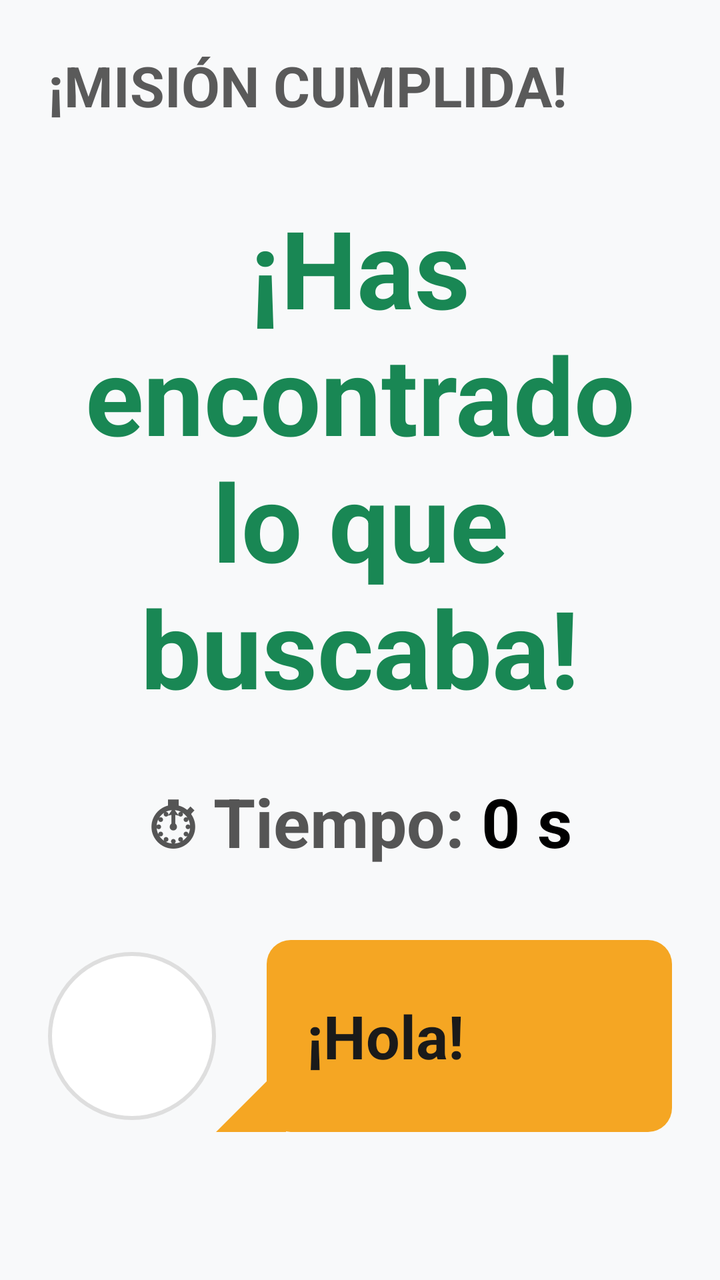
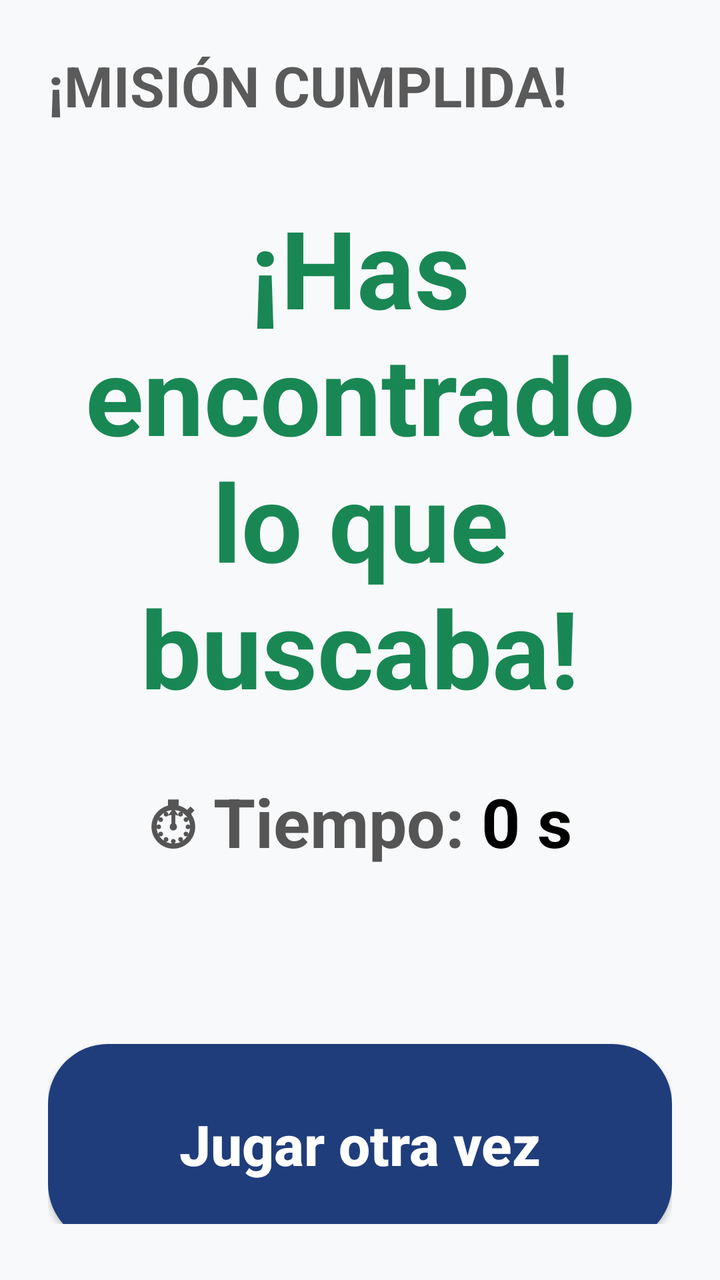

The first picture is an Android layout as it rendered before a commit; the second is the same layout after the commit. The layout source and the unified diff follow.
<!-- AndroidManifest.xml: activity theme AppTheme.NoActionBar -->
<!-- res/layout/activity_fin_busca_encuentra.xml -->
<?xml version="1.0" encoding="utf-8"?>
<LinearLayout xmlns:android="http://schemas.android.com/apk/res/android"
    android:layout_width="match_parent"
    android:layout_height="match_parent"
    android:orientation="vertical"
    android:background="#F8F9FA">


    <LinearLayout
        android:layout_width="match_parent"
        android:layout_height="0dp"
        android:layout_weight="1"
        android:orientation="vertical"
        android:paddingStart="24dp"
        android:paddingEnd="24dp"
        android:paddingTop="24dp"
        android:paddingBottom="28dp">

        <TextView
            android:layout_width="match_parent"
            android:layout_height="wrap_content"
            android:text="¡MISIÓN CUMPLIDA!"
            android:textColor="#5A5A5A"
            android:textSize="28sp"
            android:textStyle="bold"
            android:layout_marginBottom="36dp" />

        <TextView
            android:id="@+id/tvTituloExitoBusca"
            android:layout_width="match_parent"
            android:layout_height="wrap_content"
            android:text="¡Has encontrado lo que buscaba!"
            android:textColor="#198754"
            android:textSize="54sp"
            android:textStyle="bold"
            android:gravity="center"
            android:layout_marginBottom="28dp" />
        <LinearLayout
            android:layout_width="match_parent"
            android:layout_height="wrap_content"
            android:orientation="horizontal"
            android:gravity="center"
            android:layout_marginBottom="28dp">

            <TextView
                android:layout_width="wrap_content"
                android:layout_height="wrap_content"
                android:text="⏱ Tiempo: "
                android:textSize="34sp"
                android:textStyle="bold"
                android:textColor="#555555" />

            <TextView
                android:id="@+id/tvTiempoBusca"
                android:layout_width="wrap_content"
                android:layout_height="wrap_content"
                android:text="0 s"
                android:textSize="34sp"
                android:textStyle="bold"
                android:textColor="#000000" />
        </LinearLayout>
        <include
            android:id="@+id/bocadillo_robot_busca_fin"
            layout="@layout/include_robot_bocadillo" />

        <Space
            android:layout_width="match_parent"
            android:layout_height="60dp" />

        <Button
            android:id="@+id/btnJugarOtraVez"
            android:layout_width="match_parent"
            android:layout_height="100dp"
            android:layout_marginBottom="40dp"
            android:text="Jugar otra vez"
            android:background="@drawable/bg_btn_anadir"
            android:textColor="@android:color/white"
            android:textSize="28sp"
            android:textStyle="bold"
            android:textAllCaps="false" />

        <Button
            android:id="@+id/btnVolverMenu"
            android:layout_width="match_parent"
            android:layout_height="100dp"
            android:text="Volver al menú"
            android:background="@drawable/bg_tipo_normal"
            android:textColor="#111111"
            android:textSize="28sp"
            android:textStyle="bold"
            android:textAllCaps="false" />

        <Space
            android:layout_width="match_parent"
            android:layout_height="0dp"
            android:layout_weight="0.5" />

    </LinearLayout>

</LinearLayout>
<!-- res/layout/include_robot_bocadillo.xml (included above) -->
<?xml version="1.0" encoding="utf-8"?>
<LinearLayout xmlns:android="http://schemas.android.com/apk/res/android"
    android:layout_width="match_parent"
    android:layout_height="wrap_content"
    android:orientation="horizontal"
    android:gravity="center_vertical"
    android:paddingTop="8dp"
    android:paddingBottom="8dp">

    <ImageView
        android:id="@+id/ivBocadilloAvatar"
        android:layout_width="84dp"
        android:layout_height="84dp"
        android:src="@mipmap/ic_launcher_round"
        android:background="@drawable/bg_avatar_circle"
        android:padding="6dp" />

    <ImageView
        android:layout_width="35dp"
        android:layout_height="35dp"
        android:layout_gravity="bottom"
        android:layout_marginBottom="0dp"
        android:layout_marginEnd="-10dp"
        android:src="@drawable/ic_triangle" />

    <LinearLayout
        android:layout_width="0dp"
        android:layout_height="wrap_content"
        android:layout_weight="1"
        android:layout_marginStart="0dp"
        android:background="@drawable/bg_bocadillo"
        android:minHeight="96dp"
        android:gravity="center_vertical"
        android:paddingStart="20dp"
        android:paddingEnd="20dp"
        android:paddingTop="18dp"
        android:paddingBottom="18dp">

        <TextView
            android:id="@+id/tvBocadilloTexto"
            android:layout_width="match_parent"
            android:layout_height="wrap_content"
            android:text="¡Hola!"
            android:textColor="#1A1A1A"
            android:textSize="30sp"
            android:textStyle="bold" />
    </LinearLayout>
</LinearLayout>
<!-- resources referenced by this layout -->
<resources>
  <!-- drawable bg_avatar_circle (drawable) -->
  <?xml version="1.0" encoding="utf-8"?>
  <shape xmlns:android="http://schemas.android.com/apk/res/android"
      android:shape="oval">
      <solid android:color="#FFFFFF"/>
      <stroke
          android:width="2dp"
          android:color="@color/avatar_borde"/>
  </shape>
  <!-- drawable bg_bocadillo (drawable) -->
  <?xml version="1.0" encoding="utf-8"?>
  <shape xmlns:android="http://schemas.android.com/apk/res/android"
      android:shape="rectangle">
      <solid android:color="#F5A623"/>
      <corners android:radius="12dp"/>
  </shape>
  <!-- drawable bg_btn_anadir (drawable) -->
  <?xml version="1.0" encoding="utf-8"?>
  <shape xmlns:android="http://schemas.android.com/apk/res/android"
      android:shape="rectangle">
      <solid android:color="#1F3D7A"/>
      <corners android:radius="30dp"/>
  </shape>
  <!-- drawable bg_tipo_normal (drawable) -->
  <?xml version="1.0" encoding="utf-8"?>
  <layer-list xmlns:android="http://schemas.android.com/apk/res/android">
      
      <item android:top="2dp" android:left="2dp">
          <shape android:shape="rectangle">
              <solid android:color="#33000000" />
              <corners android:radius="70dp" />
          </shape>
      </item>
      
      <item android:bottom="2dp" android:right="2dp">
          <shape android:shape="rectangle">
              <solid android:color="#FFFFFF" />
              <corners android:radius="70dp" />
              <stroke
                  android:color="#1C1C1E"
                  android:width="2.5dp" />
          </shape>
      </item>
  </layer-list>
  <!-- drawable ic_triangle (drawable) -->
  <?xml version="1.0" encoding="utf-8"?>
  <vector xmlns:android="http://schemas.android.com/apk/res/android"
      android:width="14dp"
      android:height="14dp"
      android:viewportWidth="14"
      android:viewportHeight="14">
  
      <path
          android:fillColor="#F5A623"
          android:pathData="M 14,0 L 14,14 L 0,14 Z" />
  </vector>
  <!-- mipmap ic_launcher_round (mipmap-anydpi-v26) -->
  <?xml version="1.0" encoding="utf-8"?>
  <adaptive-icon xmlns:android="http://schemas.android.com/apk/res/android">
      <background android:drawable="@drawable/ic_launcher_background"/>
      <foreground android:drawable="@mipmap/ic_launcher_foreground"/>
  </adaptive-icon>
  <style name="AppTheme.NoActionBar">
          <item name="windowActionBar">false</item>
          <item name="windowNoTitle">true</item>
          <item name="android:statusBarColor">@color/fondo_app</item>
          <item name="android:windowLightStatusBar">true</item>
      </style>
  <color name="avatar_borde">#DEDEDE</color>
  <!-- drawable ic_launcher_background: vector/xml drawable (drawable, 4866 chars, omitted) -->
  <color name="fondo_app">#F2F2F7</color>
</resources>

<!-- the commit's change to res/layout/activity_fin_busca_encuentra.xml (unified diff, before → after) -->
@@ -59,10 +59,6 @@
                 android:textStyle="bold"
                 android:textColor="#000000" />
         </LinearLayout>
-        <include
-            android:id="@+id/bocadillo_robot_busca_fin"
-            layout="@layout/include_robot_bocadillo" />
-
         <Space
             android:layout_width="match_parent"
             android:layout_height="60dp" />
@@ -98,52 +94,3 @@
     </LinearLayout>
 
 </LinearLayout>
-<!-- res/layout/include_robot_bocadillo.xml (included above) -->
-<?xml version="1.0" encoding="utf-8"?>
-<LinearLayout xmlns:android="http://schemas.android.com/apk/res/android"
-    android:layout_width="match_parent"
-    android:layout_height="wrap_content"
-    android:orientation="horizontal"
-    android:gravity="center_vertical"
-    android:paddingTop="8dp"
-    android:paddingBottom="8dp">
-
-    <ImageView
-        android:id="@+id/ivBocadilloAvatar"
-        android:layout_width="84dp"
-        android:layout_height="84dp"
-        android:src="@mipmap/ic_launcher_round"
-        android:background="@drawable/bg_avatar_circle"
-        android:padding="6dp" />
-
-    <ImageView
-        android:layout_width="35dp"
-        android:layout_height="35dp"
-        android:layout_gravity="bottom"
-        android:layout_marginBottom="0dp"
-        android:layout_marginEnd="-10dp"
-        android:src="@drawable/ic_triangle" />
-
-    <LinearLayout
-        android:layout_width="0dp"
-        android:layout_height="wrap_content"
-        android:layout_weight="1"
-        android:layout_marginStart="0dp"
-        android:background="@drawable/bg_bocadillo"
-        android:minHeight="96dp"
-        android:gravity="center_vertical"
-        android:paddingStart="20dp"
-        android:paddingEnd="20dp"
-        android:paddingTop="18dp"
-        android:paddingBottom="18dp">
-
-        <TextView
-            android:id="@+id/tvBocadilloTexto"
-            android:layout_width="match_parent"
-            android:layout_height="wrap_content"
-            android:text="¡Hola!"
-            android:textColor="#1A1A1A"
-            android:textSize="30sp"
-            android:textStyle="bold" />
-    </LinearLayout>
-</LinearLayout>
<!-- resource entries referenced after the edit -->
@@ -1,21 +1,5 @@
 <!-- resources referenced by this layout -->
 <resources>
-  <!-- drawable bg_avatar_circle (drawable) -->
-  <?xml version="1.0" encoding="utf-8"?>
-  <shape xmlns:android="http://schemas.android.com/apk/res/android"
-      android:shape="oval">
-      <solid android:color="#FFFFFF"/>
-      <stroke
-          android:width="2dp"
-          android:color="@color/avatar_borde"/>
-  </shape>
-  <!-- drawable bg_bocadillo (drawable) -->
-  <?xml version="1.0" encoding="utf-8"?>
-  <shape xmlns:android="http://schemas.android.com/apk/res/android"
-      android:shape="rectangle">
-      <solid android:color="#F5A623"/>
-      <corners android:radius="12dp"/>
-  </shape>
   <!-- drawable bg_btn_anadir (drawable) -->
   <?xml version="1.0" encoding="utf-8"?>
   <shape xmlns:android="http://schemas.android.com/apk/res/android"
@@ -44,32 +28,12 @@
           </shape>
       </item>
   </layer-list>
-  <!-- drawable ic_triangle (drawable) -->
-  <?xml version="1.0" encoding="utf-8"?>
-  <vector xmlns:android="http://schemas.android.com/apk/res/android"
-      android:width="14dp"
-      android:height="14dp"
-      android:viewportWidth="14"
-      android:viewportHeight="14">
-  
-      <path
-          android:fillColor="#F5A623"
-          android:pathData="M 14,0 L 14,14 L 0,14 Z" />
-  </vector>
-  <!-- mipmap ic_launcher_round (mipmap-anydpi-v26) -->
-  <?xml version="1.0" encoding="utf-8"?>
-  <adaptive-icon xmlns:android="http://schemas.android.com/apk/res/android">
-      <background android:drawable="@drawable/ic_launcher_background"/>
-      <foreground android:drawable="@mipmap/ic_launcher_foreground"/>
-  </adaptive-icon>
   <style name="AppTheme.NoActionBar">
           <item name="windowActionBar">false</item>
           <item name="windowNoTitle">true</item>
           <item name="android:statusBarColor">@color/fondo_app</item>
           <item name="android:windowLightStatusBar">true</item>
       </style>
-  <color name="avatar_borde">#DEDEDE</color>
-  <!-- drawable ic_launcher_background: vector/xml drawable (drawable, 4866 chars, omitted) -->
   <color name="fondo_app">#F2F2F7</color>
 </resources>
 
